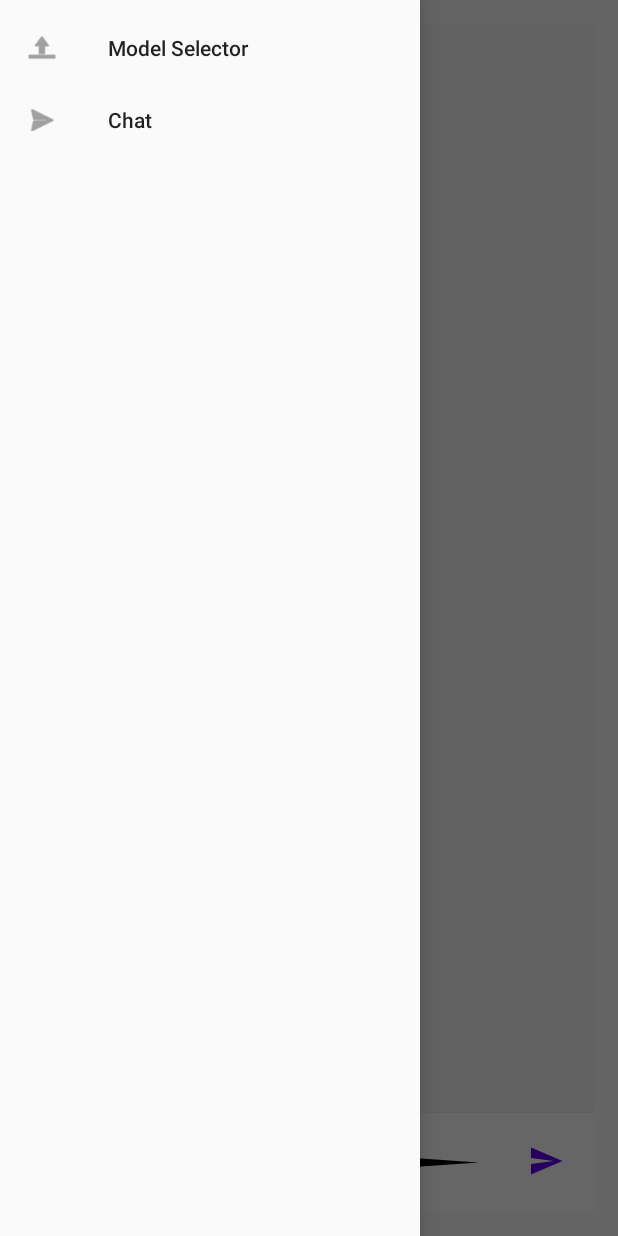
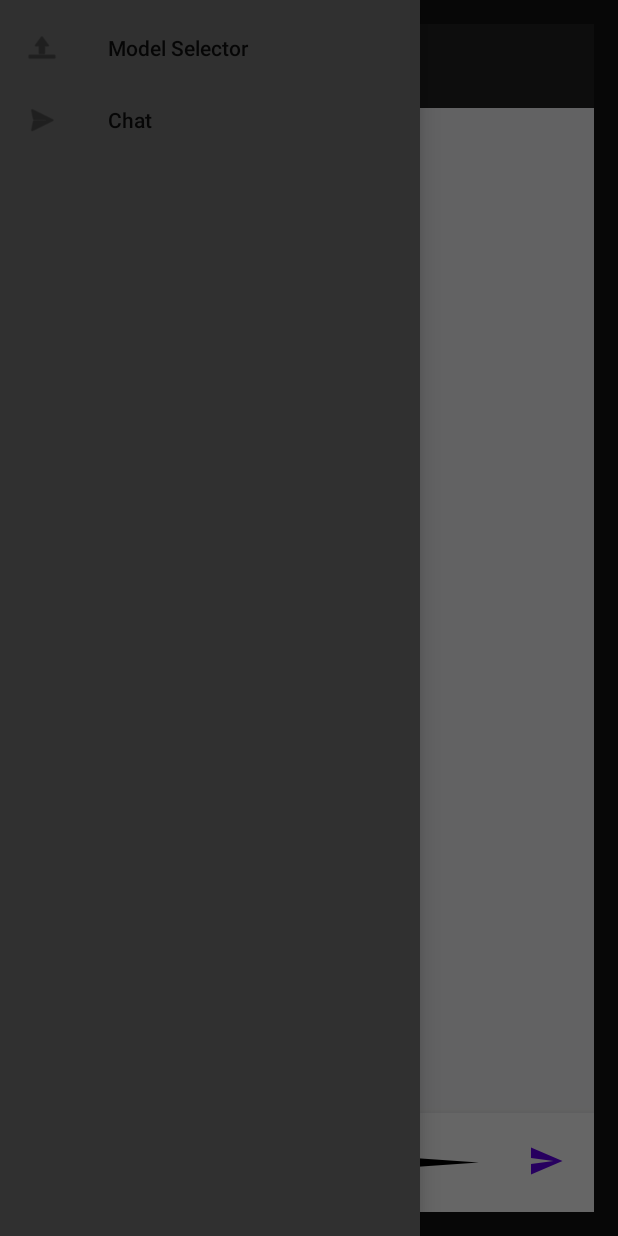
Before and after one commit to Eternal1992/DevCompanion2.0, an Android app: the screen it shows after launch (MainActivity), with the side drawer open, on a phone screen of 412 x 824 dp. Run offline under Robolectric (Android 15) with nearby library versions, the phone set to English and light mode, and no system bars.

Commit message:
Your commit message here

```diff
--- a/app/build.gradle
+++ b/app/build.gradle
@@ -28,10 +28,7 @@ android {
 dependencies {
     implementation fileTree(dir: 'libs', include: ['*.jar'])
 
-    // Existing
     implementation 'androidx.appcompat:appcompat:1.6.1'
-
-    // ✅ Add these:
     implementation 'androidx.recyclerview:recyclerview:1.3.1'
     implementation 'com.google.android.material:material:1.11.0'
     implementation 'androidx.constraintlayout:constraintlayout:2.1.4'
--- a/app/src/main/AndroidManifest.xml
+++ b/app/src/main/AndroidManifest.xml
@@ -8,7 +8,7 @@
         android:label="@string/app_name"
         android:roundIcon="@mipmap/ic_launcher_round"
         android:supportsRtl="true"
-        android:theme="@style/Theme.AppCompat.Light.NoActionBar">
+        android:theme="@style/Theme.AppCompat.DayNight.NoActionBar">
 
         <activity
             android:name=".MainActivity"
--- a/app/src/main/res/layout/activity_main.xml
+++ b/app/src/main/res/layout/activity_main.xml
@@ -10,7 +10,8 @@
         android:layout_width="match_parent"
         android:layout_height="match_parent"
         android:orientation="vertical"
-        android:padding="16dp">
+        android:padding="16dp"
+        android:background="@color/dark_background">
 
         <!-- Toolbar placeholder (optional) -->
         <androidx.appcompat.widget.Toolbar
@@ -36,5 +37,6 @@
         android:layout_width="wrap_content"
         android:layout_height="match_parent"
         android:layout_gravity="start"
-        app:menu="@menu/navigation" />
+        app:menu="@menu/navigation"
+        android:background="@color/dark_background" />
 </androidx.drawerlayout.widget.DrawerLayout>
```
Also changed, not shown: app/src/main/res/values/colors.xml (added, +13 -0 lines), app/src/main/res/values/styles.xml (added, +13 -0 lines), app/src/main/res/values/themes.xml (added, +9 -0 lines).
